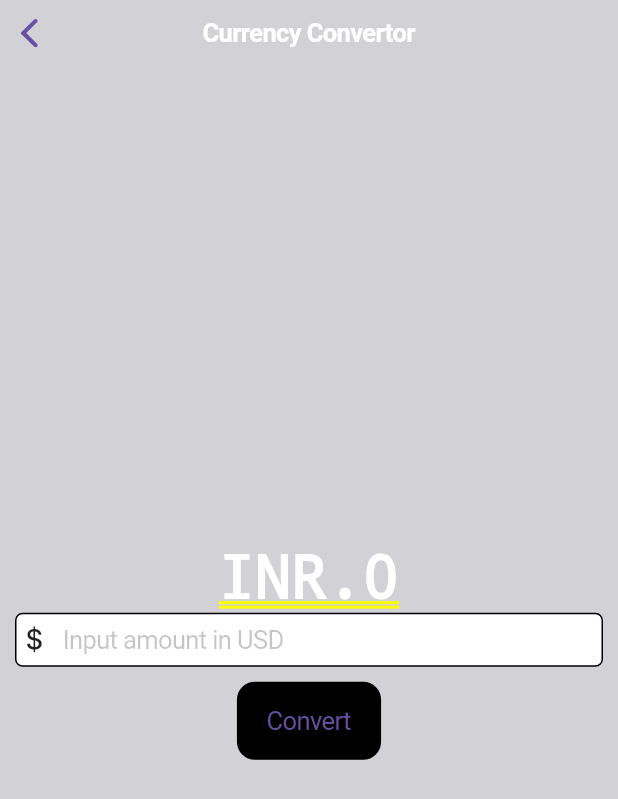
After one commit to Sumitkumar09876/MyProject, a Flutter app: the CurrencyConvertorCupertinoPage screen opened directly, on a phone screen of 412 x 824 dp. The commit adds this screen. Shown: the top 799 px of the screen. Run offline on Flutter 3.47's test engine with Material 3 defaults, Android fonts, the phone set to English and light mode, and no system bars.

Commit message:
Cupertino Design

```diff
--- /dev/null
+++ b/project/lib/currency_convertor_cupertino_page.dart
@@ -0,0 +1,73 @@
+import 'package:flutter/cupertino.dart';
+
+class CurrencyConvertorCupertinoPage extends StatefulWidget {
+  const CurrencyConvertorCupertinoPage({super.key});
+
+  @override
+  State<CurrencyConvertorCupertinoPage> createState() => _CurrencyConvertorCupertinoPageState();
+}
+
+class _CurrencyConvertorCupertinoPageState extends State<CurrencyConvertorCupertinoPage> {
+
+final TextEditingController textEditingController = TextEditingController();
+  double result = 0;
+
+  void convert() {
+    setState(() {
+      result = double.parse(textEditingController.text) * 83;
+    });
+  }
+
+  @override
+  Widget build(BuildContext context) {
+    return CupertinoPageScaffold(
+      navigationBar: const CupertinoNavigationBar(
+        backgroundColor: CupertinoColors.systemGrey3,
+        middle: Text(
+          'Currency Convertor',
+          style: TextStyle(color: CupertinoColors.white),
+        ),
+      ),
+      backgroundColor: CupertinoColors.systemGrey4,
+      child: Center(
+        child: Padding(
+          padding: const EdgeInsets.all(10.0),
+          child: Column(
+            mainAxisAlignment: MainAxisAlignment.center,
+            children: [
+              Text(
+                'INR.${result !=0 ? result.toStringAsFixed(3): result.toStringAsFixed(0)}',
+                style: const TextStyle(
+                  fontSize: 40,
+                  fontWeight: FontWeight.bold,
+                  color: Color.fromARGB(255, 255, 255, 255),
+                ),
+              ),
+              CupertinoTextField(
+                controller: textEditingController,
+                style: const TextStyle(
+                  color: Color.fromRGBO(0, 0, 0, 1),
+                ),
+                decoration: BoxDecoration(
+                  color: CupertinoColors.white,
+                  border: Border.all(),
+                  borderRadius: BorderRadius.circular(5),
+                ),
+                placeholder: "Input amount in USD",
+                prefix: const Icon(CupertinoIcons.money_dollar),
+                keyboardType:
+                    const TextInputType.numberWithOptions(decimal: true),
+              ),
+              const SizedBox(height: 10),
+              CupertinoButton(
+                onPressed: convert,
+                color: CupertinoColors.black,
+                child: const Text("Convert"),
+              ),
+            ],
+          ),
+        ),
+      ),
+    );
+  }
+}
--- a/project/lib/main.dart
+++ b/project/lib/main.dart
@@ -1,4 +1,7 @@
+import 'package:flutter/cupertino.dart';
 import 'package:flutter/material.dart';
+
+import 'package:project/currency_convertor_cupertino_page.dart';
 import 'package:project/currency_convertor.dart';
 
 void main() {
@@ -14,3 +17,14 @@ class MyApp extends StatelessWidget {
     );
   }
 }
+
+class MyCupertinoApp extends StatelessWidget {
+  const MyCupertinoApp({super.key});
+
+  @override
+  Widget build(BuildContext context) {
+    return const CupertinoApp(
+      home: CurrencyConvertorCupertinoPage(),
+    );
+  }
+}
```
